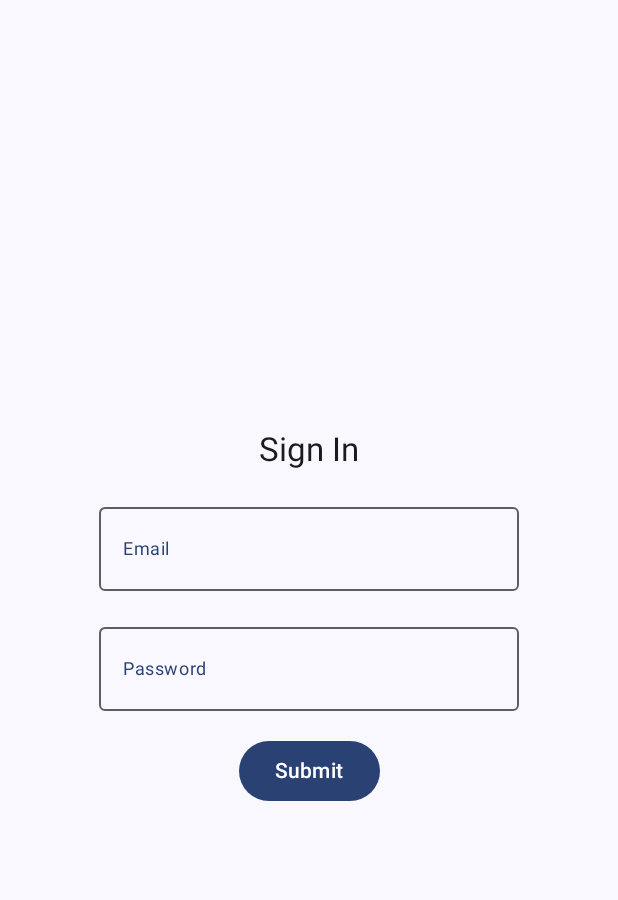
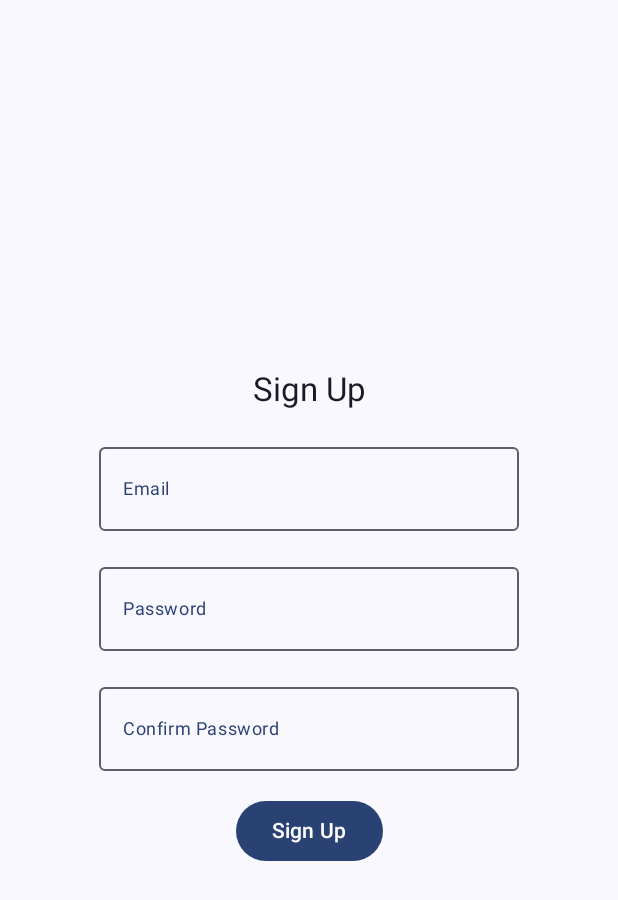
Before and after one commit to UsmanQT/Sup-App, an Android app built with Jetpack Compose: the screen it shows after launch (MainActivity), on a phone screen of 412 x 824 dp. Shown: the top 900 px of the screen. Run offline under Robolectric (Android 15) with nearby library versions, the phone set to English and light mode, and no system bars.

Commit message:
sign up screen added

```diff
--- a/app/src/main/java/com/example/sup/MainActivity.kt
+++ b/app/src/main/java/com/example/sup/MainActivity.kt
@@ -25,7 +25,10 @@ class MainActivity : ComponentActivity() {
                     color = MaterialTheme.colorScheme.background
                 ) {
                     val navController = rememberNavController()
-                    NavHost(navController = navController, startDestination = "sign-in", builder = {
+                    NavHost(navController = navController, startDestination = "sign-up", builder = {
+                        composable("sign-up") {
+                            SignUpScreen(modifier = Modifier, navController)
+                        }
                         composable("sign-in") {
                             SignInScreen(modifier = Modifier, navController)
                         }
--- /dev/null
+++ b/app/src/main/java/com/example/sup/SignUp.kt
@@ -0,0 +1,90 @@
+package com.example.sup
+
+import androidx.compose.foundation.layout.Arrangement
+import androidx.compose.foundation.layout.Column
+import androidx.compose.foundation.layout.fillMaxSize
+import androidx.compose.foundation.layout.padding
+import androidx.compose.foundation.text.KeyboardOptions
+import androidx.compose.material3.Button
+import androidx.compose.material3.MaterialTheme
+import androidx.compose.material3.OutlinedTextField
+import androidx.compose.material3.Scaffold
+import androidx.compose.material3.Text
+import androidx.compose.runtime.Composable
+import androidx.compose.runtime.getValue
+import androidx.compose.runtime.mutableStateOf
+import androidx.compose.runtime.remember
+import androidx.compose.runtime.setValue
+import androidx.compose.ui.Alignment
+import androidx.compose.ui.Modifier
+import androidx.compose.ui.text.input.KeyboardType
+import androidx.compose.ui.text.input.PasswordVisualTransformation
+import androidx.compose.ui.unit.dp
+import androidx.navigation.NavController
+
+@Composable
+fun SignUpScreen(modifier: Modifier = Modifier, navController: NavController) {
+    var emailText by remember {
+        mutableStateOf("")
+    }
+    var passwordText by remember {
+        mutableStateOf("")
+    }
+    Scaffold {
+            innerPadding -> Column (
+        horizontalAlignment = Alignment.CenterHorizontally,
+        verticalArrangement = Arrangement.Center,
+        modifier = modifier
+            .fillMaxSize()
+            .padding(innerPadding)
+    ){
+        Text(
+            text = "Sign Up",
+            modifier = modifier.padding(bottom = 16.dp),
+            style = MaterialTheme.typography.titleLarge
+        )
+        OutlinedTextField(
+            value = emailText,
+            onValueChange = {emailText = it},
+            label = {
+                Text(
+                    text = "Email", color = MaterialTheme.colorScheme.primary,
+                    style = MaterialTheme.typography.bodySmall
+                )
+            },
+            keyboardOptions = KeyboardOptions.Default.copy(keyboardType = KeyboardType.Email),
+            modifier = modifier.padding(bottom = 16.dp)
+
+        )
+        OutlinedTextField(
+            value = passwordText,
+            onValueChange = {passwordText = it},
+            label = {
+                Text(
+                    text = "Password", color = MaterialTheme.colorScheme.primary,
+                    style = MaterialTheme.typography.bodySmall
+                )
+            },
+            keyboardOptions = KeyboardOptions.Default.copy(keyboardType = KeyboardType.Password),
+            visualTransformation = PasswordVisualTransformation(),
+            modifier = modifier.padding(bottom = 16.dp)
+        )
+        OutlinedTextField(
+            value = passwordText,
+            onValueChange = {passwordText = it},
+            label = {
+                Text(
+                    text = "Confirm Password", color = MaterialTheme.colorScheme.primary,
+                    style = MaterialTheme.typography.bodySmall
+                )
+            },
+            keyboardOptions = KeyboardOptions.Default.copy(keyboardType = KeyboardType.Password),
+            visualTransformation = PasswordVisualTransformation(),
+            modifier = modifier.padding(bottom = 16.dp)
+        )
+        Button(onClick = { navController.navigate("chat-screen") }) {
+            Text(text = "Sign Up")
+        }
+    }
+    }
+}
```
